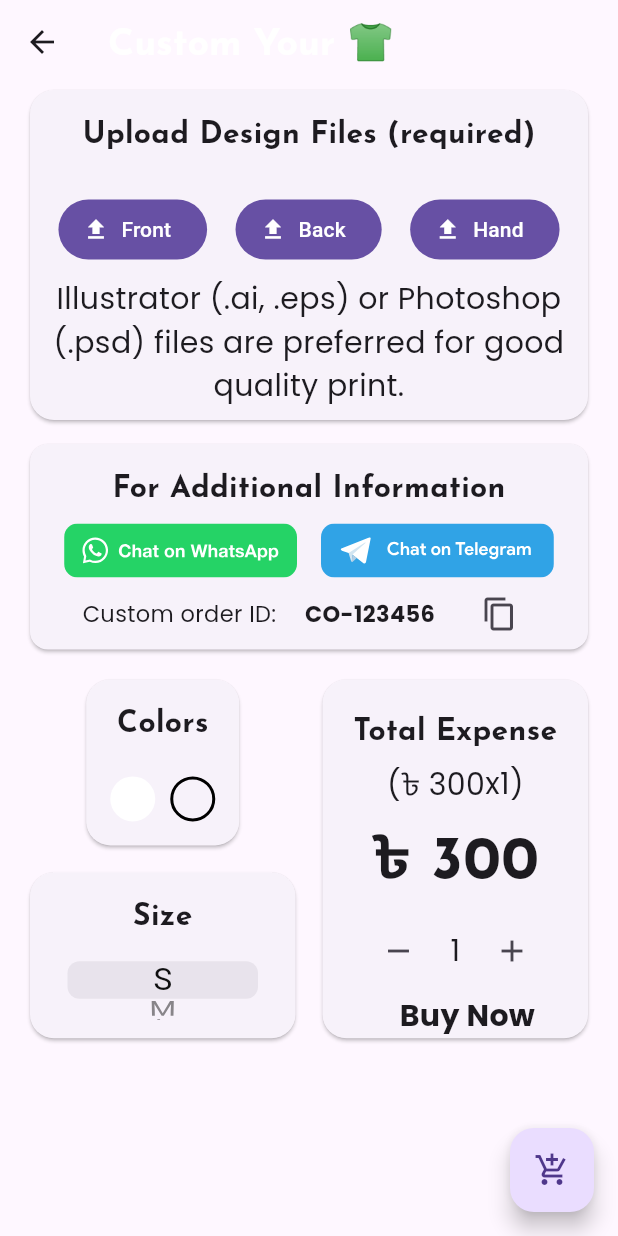
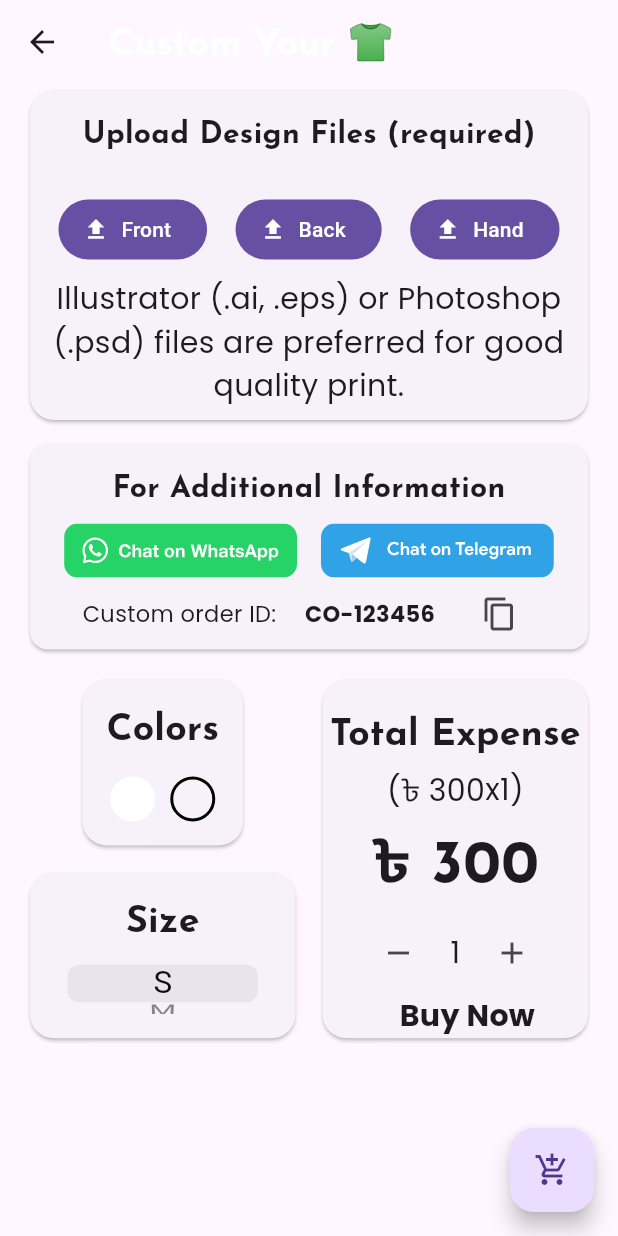
Before and after one commit to srksifat-dev/tcean, a Flutter app: the CustomizeScreen screen opened by its route, after a tap on "Front", on a phone screen of 412 x 824 dp. Run offline on Flutter 3.47's test engine with Material 2 defaults, Android fonts, the phone set to English and light mode, and no system bars; drawn by our look-alikes of dynamic_color; our stand-ins replace animate_do, animated_text_kit, appinio_swiper, carousel_slider, file_picker, flutter_svg and 7 more; missing offline and left inert: flutter_swipe_button; project files that could hold a hidden picture were left out.

Commit message:
- custom screen bug fixed - custom screen design improvement

```diff
--- a/lib/features/customize/screens/customize_screen.dart
+++ b/lib/features/customize/screens/customize_screen.dart
@@ -32,10 +32,11 @@ class _CustomizeScreenState extends State<CustomizeScreen> {
 
   Future selectFrontFile() async {
     final result = await FilePicker.platform.pickFiles();
-    setState(() {
-      frontPickedFile = result!.files.first;
+
+    if (result != null) {
+      setState(() {
+      frontPickedFile = result.files.first;
     });
-    if (result != null) {
       frontFile = File(frontPickedFile!.path.toString());
     } else {
       return;
@@ -44,10 +45,11 @@ class _CustomizeScreenState extends State<CustomizeScreen> {
 
   Future selectBackFile() async {
     final result = await FilePicker.platform.pickFiles();
+
+    if (result != null) {
     setState(() {
-      backPickedFile = result!.files.first;
+      backPickedFile = result.files.first;
     });
-    if (result != null) {
       backFile = File(backPickedFile!.path.toString());
     } else {
       return;
@@ -56,10 +58,11 @@ class _CustomizeScreenState extends State<CustomizeScreen> {
 
   Future selectHandFile() async {
     final result = await FilePicker.platform.pickFiles();
+
+    if (result != null) {
     setState(() {
-      handPickedFile = result!.files.first;
+      handPickedFile = result.files.first;
     });
-    if (result != null) {
       handFile = File(handPickedFile!.path.toString());
     } else {
       return;
@@ -265,10 +268,7 @@ class _CustomizeScreenState extends State<CustomizeScreen> {
                             children: [
                               Text(
                                 "Colors",
-                                style: GoogleFonts.josefinSans().copyWith(
-                                  fontSize: 20,
-                                  fontWeight: FontWeight.bold,
-                                ),
+                                style: Theme.of(context).textTheme.titleSmall,
                               ),
                               SizedBox(
                                   height: 30,
@@ -319,13 +319,10 @@ class _CustomizeScreenState extends State<CustomizeScreen> {
                             children: [
                               Text(
                                 "Size",
-                                style: GoogleFonts.josefinSans().copyWith(
-                                  fontSize: 20,
-                                  fontWeight: FontWeight.bold,
-                                ),
+                                style: Theme.of(context).textTheme.titleSmall,
                               ),
                               SizedBox(
-                                height: context.percentHeight * 6.5,
+                                height: context.percentHeight * 5,
                                 child: CupertinoPicker(
                                   itemExtent: 25,
                                   onSelectedItemChanged: (selectedSizeIndex) {
@@ -362,10 +359,7 @@ class _CustomizeScreenState extends State<CustomizeScreen> {
                         16.heightBox,
                         Text(
                           "Total Expense",
-                          style: GoogleFonts.josefinSans().copyWith(
-                            fontSize: 20,
-                            fontWeight: FontWeight.bold,
-                          ),
+                          style: Theme.of(context).textTheme.titleSmall,
                         ),
                         Row(
                           mainAxisAlignment: MainAxisAlignment.center,
--- a/lib/features/explore/screens/explore_screen.dart
+++ b/lib/features/explore/screens/explore_screen.dart
@@ -64,7 +64,7 @@ class ExploreScreen extends StatelessWidget {
             ),
             10.widthBox,
             SizedBox(
-              height: context.percentHeight * 6,
+              height: context.percentHeight * 7,
               width: context.percentWidth * 100,
               child: DefaultTextStyle(
                 style: Theme.of(context).textTheme.bodySmall!,
@@ -206,7 +206,7 @@ class ExploreScreen extends StatelessWidget {
             //TODO: Trendy Section
             16.heightBox,
             SizedBox(
-              height: context.percentHeight * 23,
+              height: context.percentHeight * 24,
               width: context.percentWidth * 100,
               child: Row(
                 children: [
@@ -274,7 +274,7 @@ class ExploreScreen extends StatelessWidget {
             //TODO: Best Selling Section
             16.heightBox,
             SizedBox(
-              height: context.percentHeight * 23,
+              height: context.percentHeight * 24,
               width: context.percentWidth * 100,
               child: Row(
                 children: [
```
Also changed, not shown: lib/features/cart/screens/cart_screen.dart (+2 -8 lines), lib/features/order_tracking/screens/order_screen_details.dart (+11 -10 lines).
